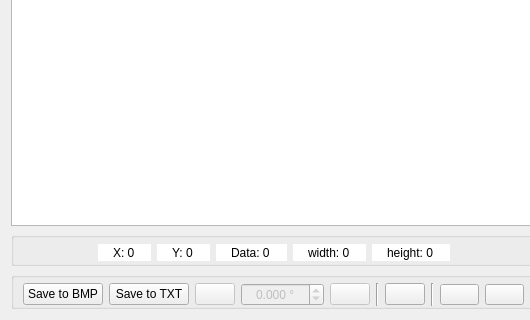
Qt form viewer/viewer.ui (verbkinm2/WTF_Viewer) before a commit; both pictures show x 0 to 530 and y 138 to 458 of the 706 by 458 pixel window.
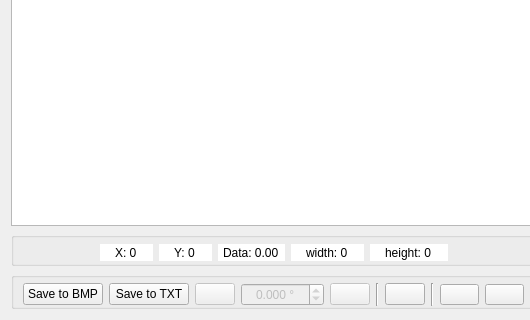
The same form after that commit. Icons and pictures are not drawn. Custom widgets are drawn as their Qt base class.

Commit message: 0.9.6 1. значение в массиве arrayOrigin класса Viewer теперь храняться в типе double 2. отображение генерации маски (отрицательные числа равняются нулю для правильной отрисовки)

```diff
--- a/viewer/viewer.ui
+++ b/viewer/viewer.ui
@@ -352,7 +352,7 @@
        </widget>
       </item>
       <item>
-       <widget class="QSpinBox" name="data">
+       <widget class="QDoubleSpinBox" name="data">
         <property name="toolTip">
          <string>Data in &quot;pixel&quot;</string>
         </property>
@@ -371,12 +371,6 @@
         <property name="prefix">
          <string>Data: </string>
         </property>
-        <property name="minimum">
-         <number>0</number>
-        </property>
-        <property name="maximum">
-         <number>65535</number>
-        </property>
        </widget>
       </item>
       <item>
```
The commit also changes 13 other files.
